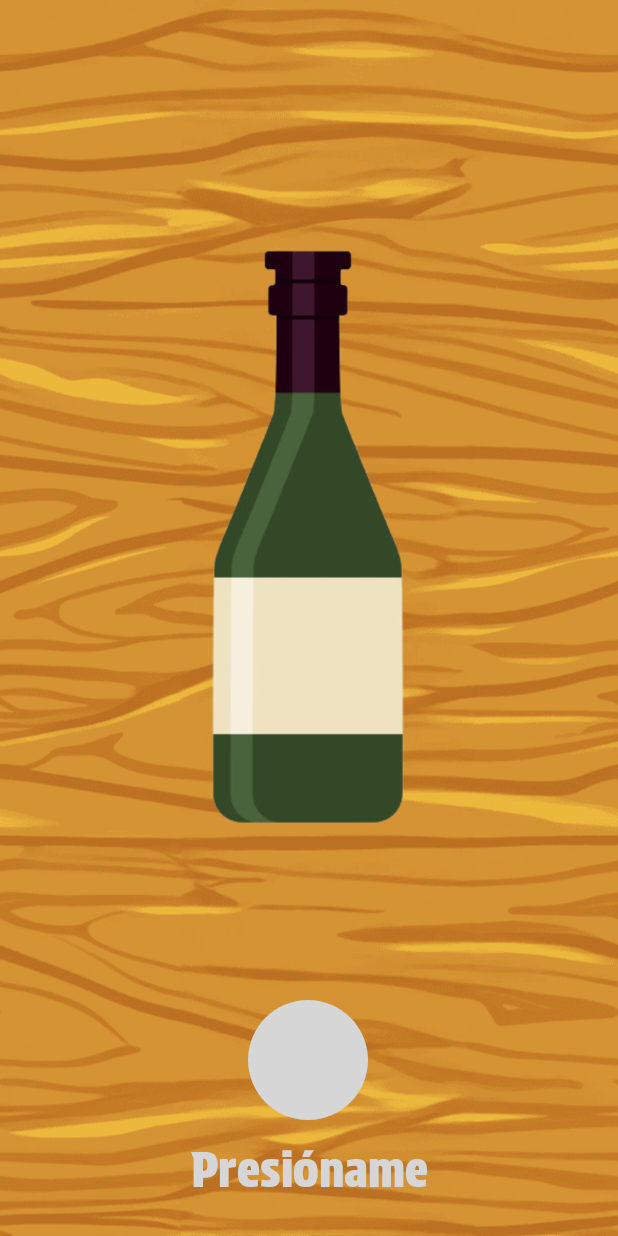
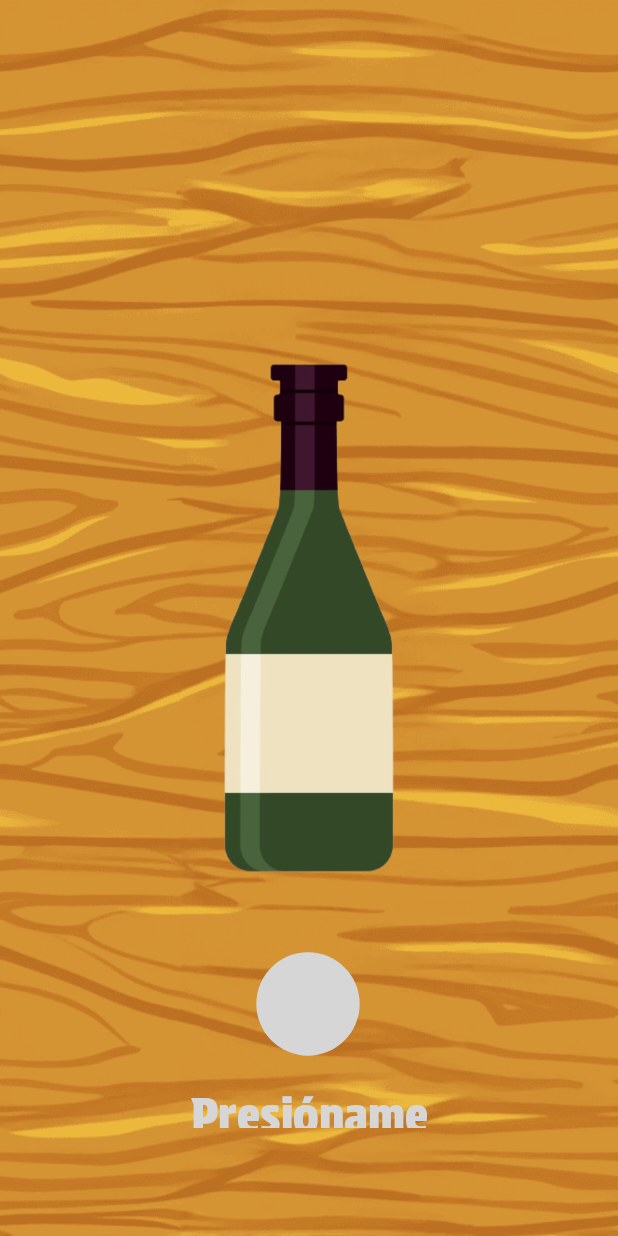
Before and after one commit to AndroidMobileDreamTeam/Pico_Botella, an Android app: the layout activity_main.xml on its own in the app's theme, with its tools: preview values and no code run, on a phone screen of 412 x 824 dp. Run offline under Robolectric (Android 15) with nearby library versions, the phone set to English and light mode, and no system bars.

```diff
--- a/app/src/main/AndroidManifest.xml
+++ b/app/src/main/AndroidManifest.xml
@@ -6,6 +6,7 @@
         android:allowBackup="true"
         android:dataExtractionRules="@xml/data_extraction_rules"
         android:fullBackupContent="@xml/backup_rules"
+
         android:icon="@mipmap/ic_launcher"
         android:label="@string/app_name"
         android:roundIcon="@mipmap/ic_launcher_round"
@@ -14,10 +15,10 @@
         tools:targetApi="31">
         <activity
             android:name="com.example.pico_botella.view.MainActivity"
+            android:screenOrientation="portrait"
             android:exported="true">
             <intent-filter>
                 <action android:name="android.intent.action.MAIN" />
-
                 <category android:name="android.intent.category.LAUNCHER" />
             </intent-filter>
         </activity>
--- a/app/src/main/java/com/example/pico_botella/view/MainActivity.kt
+++ b/app/src/main/java/com/example/pico_botella/view/MainActivity.kt
@@ -56,27 +56,23 @@ class MainActivity : AppCompatActivity() {
 
         animator.addListener(object : Animator.AnimatorListener {
             override fun onAnimationStart(animation: Animator) {
-                // Opcional: código para cuando la animación empieza
             }
 
             override fun onAnimationEnd(animation: Animator) {
-                // Mostrar los botones de nuevo
                 showElements()
+
             }
 
             override fun onAnimationCancel(animation: Animator) {
-                // Opcional: código para manejar cancelaciones
             }
 
             override fun onAnimationRepeat(animation: Animator) {
-                // Opcional: código para repeticiones de la animación
             }
         })
 
         // Iniciar la animación
         animator.start()
         currentAngle = randomAngle
-
     }
 
     private fun startTextViewAnimation() {
@@ -108,6 +104,8 @@ class MainActivity : AppCompatActivity() {
         val textV = binding.textvPresioname
         button.visibility = View.VISIBLE
         textV.visibility = View.VISIBLE
+        startTextViewAnimation()
+        buttonStartAnimation()
     }
 
     private fun hideElements(){
--- a/app/src/main/res/layout/activity_main.xml
+++ b/app/src/main/res/layout/activity_main.xml
@@ -12,52 +12,57 @@
         android:layout_width="match_parent"
         android:layout_height="match_parent"
         android:background="@drawable/wood_background_light"
-        tools:context="com.example.pico_botella.view.MainActivity">
-        <!--    android:background="@drawable/wood_background"-->
+        tools:context=".MainActivity">
 
         <ImageView
             android:id="@+id/bottle"
-            android:layout_width="300dp"
-            android:layout_height="500dp"
+            android:layout_width="0dp"
+            android:layout_height="0dp"
             android:contentDescription="@string/bottle_iv"
             android:scaleType="fitCenter"
             app:layout_constraintBottom_toBottomOf="parent"
             app:layout_constraintEnd_toEndOf="parent"
-            app:layout_constraintHorizontal_bias="0.495"
+            app:layout_constraintHeight_percent="0.44"
+            app:layout_constraintHorizontal_bias="0.5"
             app:layout_constraintStart_toStartOf="parent"
             app:layout_constraintTop_toTopOf="parent"
-            app:layout_constraintVertical_bias="0.333"
+            app:layout_constraintVertical_bias="0.5"
+            app:layout_constraintWidth_percent="0.7"
             app:srcCompat="@drawable/bottle" />
 
         <TextView
             android:id="@+id/textv_presioname"
-            android:layout_width="wrap_content"
-            android:layout_height="wrap_content"
+            android:layout_width="0dp"
+            android:layout_height="0dp"
             android:layout_gravity="center"
+            android:layout_marginBottom="64dp"
+            android:fontFamily="@font/protest_strike_regular"
             android:gravity="center"
+            android:padding="8dp"
             android:text="@string/txt_presioname"
             android:textColor="@color/black"
             android:textSize="32sp"
-            android:fontFamily="@font/protest_strike_regular"
             app:layout_constraintBottom_toBottomOf="parent"
             app:layout_constraintEnd_toEndOf="parent"
             app:layout_constraintStart_toStartOf="parent"
-            app:layout_constraintTop_toBottomOf="@+id/bottle"
-            app:layout_constraintVertical_bias="0.855" />
+            app:layout_constraintHeight_percent="0.06"
+            app:layout_constraintWidth_percent="0.8" />
 
-        <ImageButton
+        <ImageView
             android:id="@+id/btn_start"
-            android:layout_width="wrap_content"
-            android:layout_height="wrap_content"
+            android:layout_width="0dp"
+            android:layout_height="0dp"
             android:background="@android:color/transparent"
             android:contentDescription="@string/startbtndescription"
             android:visibility="visible"
             app:layout_constraintBottom_toTopOf="@+id/textv_presioname"
             app:layout_constraintEnd_toEndOf="parent"
+            app:layout_constraintHeight_percent="0.1"
             app:layout_constraintHorizontal_bias="0.498"
             app:layout_constraintStart_toStartOf="parent"
-            app:layout_constraintTop_toTopOf="parent"
+            app:layout_constraintTop_toBottomOf="@+id/bottle"
             app:layout_constraintVertical_bias="1.0"
+            app:layout_constraintWidth_percent="0.2"
             app:srcCompat="@drawable/circle" />
 
     </androidx.constraintlayout.widget.ConstraintLayout>
```
